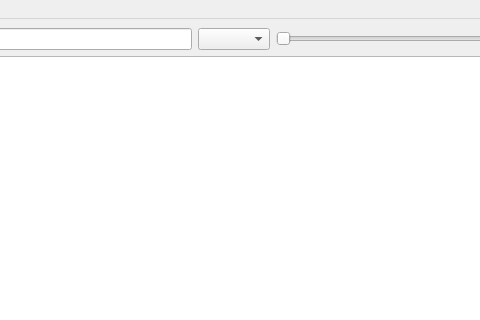
The window that UIFiles/PicOrganizer.ui (UpSea/PhotoOrganizer) describes before a commit, drawn with Qt 5; both pictures show x 202 to 682 and y 0 to 320 of the 800 by 600 pixel window.
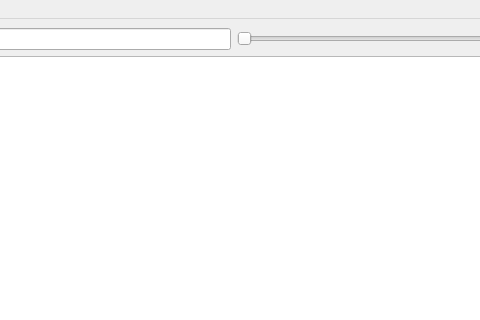
The same window after the commit. Custom widgets are drawn as their Qt base class.

Commit message: Apply filter to all columns and remove comboBox.

Diff of the .ui file:
```diff
--- a/UIFiles/PicOrganizer.ui
+++ b/UIFiles/PicOrganizer.ui
@@ -27,9 +27,6 @@
       <item>
        <widget class="QLineEdit" name="lineEdit"/>
       </item>
-      <item>
-       <widget class="QComboBox" name="comboBox"/>
-      </item>
       <item>
        <widget class="QSlider" name="slider">
         <property name="orientation">
```
The commit also changes 3 other files.
